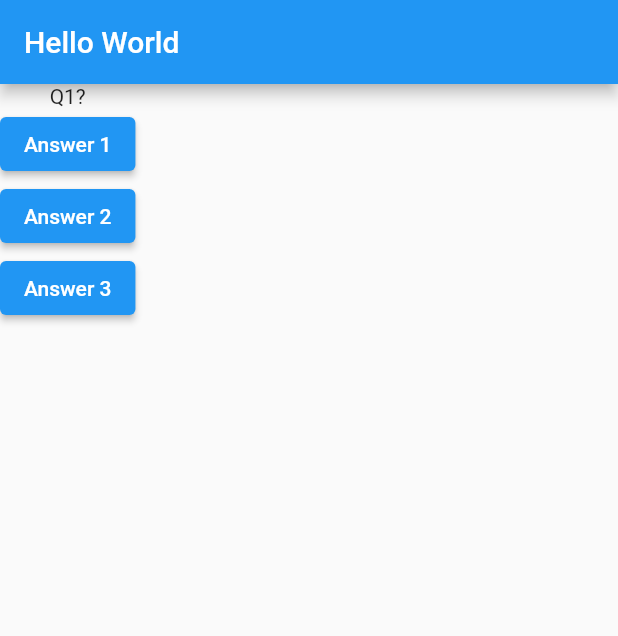
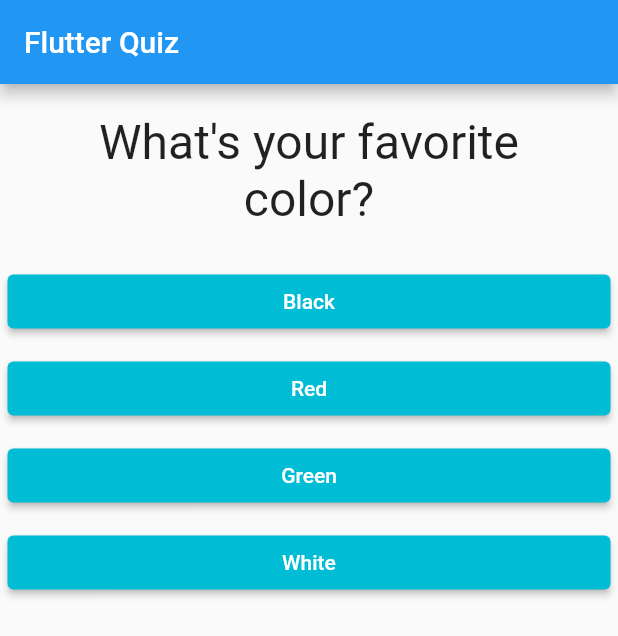
Before and after one commit to anguslaw63631/flutter_quiz, a Flutter app: the screen it shows after launch, on a phone screen of 412 x 824 dp. Shown: the top 636 px of the screen. Run offline on Flutter 3.47's test engine with Material 2 defaults, Android fonts, the phone set to English and light mode, and no system bars.

Commit message:
Finish V1

```diff
--- /dev/null
+++ b/lib/answer.dart
@@ -0,0 +1,22 @@
+import 'package:flutter/material.dart';
+
+class Answer extends StatelessWidget {
+  final VoidCallback selectHandler;
+  final String answerText;
+  Answer(this.selectHandler, this.answerText);
+
+  @override
+  Widget build(BuildContext context) {
+    return Container(
+      width: double.infinity,
+      margin: const EdgeInsets.all(5),
+      child: ElevatedButton(
+        onPressed: selectHandler,
+        style: ButtonStyle(
+          backgroundColor: MaterialStateProperty.all(Colors.cyan),
+        ),
+        child: Text(answerText),
+      ),
+    );
+  }
+}
--- a/lib/main.dart
+++ b/lib/main.dart
@@ -1,4 +1,8 @@
 import 'package:flutter/material.dart';
+
+import './questionBank.dart';
+import './quiz.dart';
+import './result.dart';
 
 void main() {
   runApp(MyApp());
@@ -12,33 +16,33 @@ class MyApp extends StatefulWidget {
 }
 
 class _MyAppState extends State<MyApp> {
-  var questionIndex = 0;
+  var _questionIndex = 0;
+  var _totalScore = 0;
+
+  void _resetQuiz() {
+    setState(() {
+      _questionIndex = 0;
+      _totalScore = 0;
+    });
+  }
 
   Widget build(BuildContext context) {
-    var questions = ["Q1?", "Q2?", "Q3?"];
-
-    void answerQuestion() {
+    void _answerQuestion(int score) {
       setState(() {
-        if (questionIndex == questions.length - 1) {
-          questionIndex = -1;
-        }
-        questionIndex++;
+        _questionIndex++;
+        _totalScore += score;
       });
 
-      print("Index:" + '$questionIndex');
+      print("Index:" + '$_questionIndex');
+      print("Score:" + '$_totalScore');
     }
 
     return MaterialApp(
         home: Scaffold(
-      appBar: AppBar(title: Text("Hello World")),
-      body: Column(children: [
-        Text(questions[questionIndex]),
-        ElevatedButton(
-            onPressed: answerQuestion, child: const Text("Answer 1")),
-        ElevatedButton(
-            onPressed: answerQuestion, child: const Text("Answer 2")),
-        ElevatedButton(onPressed: answerQuestion, child: const Text("Answer 3"))
-      ]),
+      appBar: AppBar(title: Text("Flutter Quiz")),
+      body: _questionIndex < questionBank.length
+          ? Quiz(questionBank, _answerQuestion, _questionIndex)
+          : Result(_totalScore, _resetQuiz),
     ));
   }
 }
--- /dev/null
+++ b/lib/question.dart
@@ -0,0 +1,19 @@
+import 'package:flutter/cupertino.dart';
+
+class Question extends StatelessWidget {
+  final String question;
+
+  Question(this.question);
+
+  @override
+  Widget build(BuildContext context) {
+    return Container(
+        width: double.infinity,
+        margin: const EdgeInsets.all(20),
+        child: Text(
+          question,
+          style: const TextStyle(fontSize: 32),
+          textAlign: TextAlign.center,
+        ));
+  }
+}
--- /dev/null
+++ b/lib/questionBank.dart
@@ -0,0 +1,29 @@
+var questionBank = [
+  {
+    'questionText': 'What\'s your favorite color?',
+    'answers': [
+      {'text': 'Black', 'score': 10},
+      {'text': 'Red', 'score': 5},
+      {'text': 'Green', 'score': 3},
+      {'text': 'White', 'score': 1},
+    ],
+  },
+  {
+    'questionText': 'What\'s your favorite animal?',
+    'answers': [
+      {'text': 'Rabbit', 'score': 3},
+      {'text': 'Snake', 'score': 11},
+      {'text': 'Elephant', 'score': 5},
+      {'text': 'Lion', 'score': 9},
+    ],
+  },
+  {
+    'questionText': 'Who\'s your favorite Country?',
+    'answers': [
+      {'text': 'Japan', 'score': 1},
+      {'text': 'USA', 'score': 1},
+      {'text': 'China', 'score': 1},
+      {'text': 'UK', 'score': 1},
+    ],
+  },
+];
--- /dev/null
+++ b/lib/quiz.dart
@@ -0,0 +1,22 @@
+import 'package:flutter/material.dart';
+
+import './question.dart';
+import './answer.dart';
+
+class Quiz extends StatelessWidget {
+  final List<Map<String, Object>> questionBank;
+  final Function(int) _answerQuestion;
+  final int _questionIndex;
+  Quiz(this.questionBank, this._answerQuestion, this._questionIndex);
+
+  @override
+  Widget build(BuildContext context) {
+    return Column(children: [
+      Question(questionBank[_questionIndex]['questionText'].toString()),
+      for (var answer in (questionBank[_questionIndex]['answers']
+          as List<Map<String, Object>>))
+        Answer(() => _answerQuestion(answer['score'] as int),
+            answer['text'] as String),
+    ]);
+  }
+}
```
Also changed, not shown: lib/result.dart (added, +40 -0 lines).
